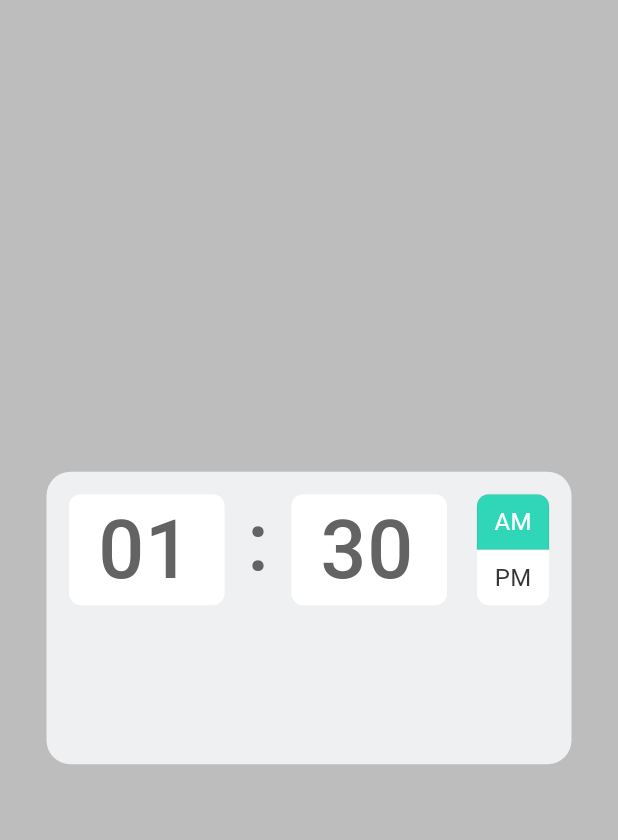
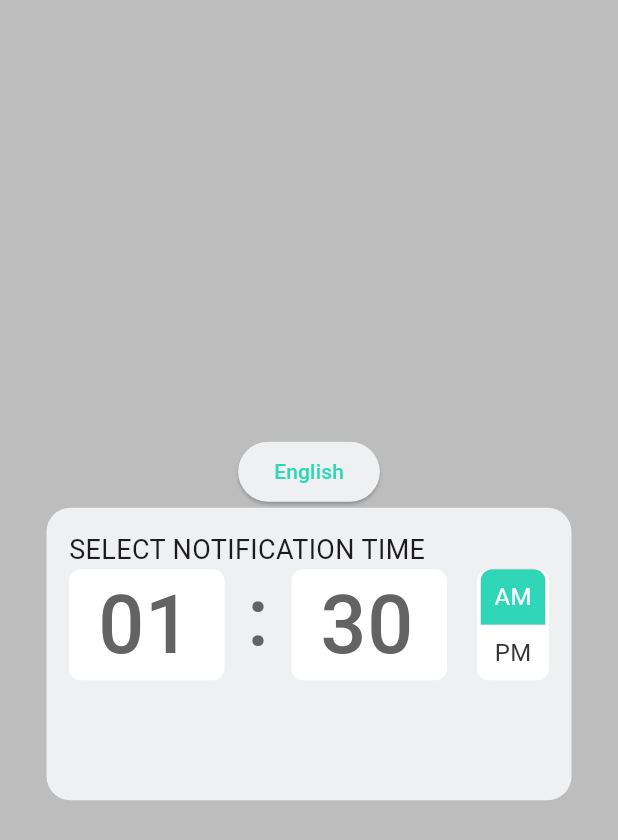
Before and after one commit to Alexrospersonal/flutter_todo_project, a Flutter app: the screen it shows after launch, on a phone screen of 412 x 824 dp. Shown: the top 840 px of the screen. Run offline on Flutter 3.47's test engine with Material 3 defaults, Android fonts, the phone set to English and light mode, and no system bars; our stand-ins replace flutter_riverpod, isar, table_calendar; accounts and stored records are empty; generated files the repository leaves out were written again; Roboto replaces fonts that are missing (Fixel); project files that could hold a hidden picture were left out.

Commit message:
Add localization to time picker

```diff
--- /dev/null
+++ b/lib/domain/state/lang_state.dart
@@ -0,0 +1,13 @@
+import 'dart:ui';
+
+import 'package:flutter_riverpod/flutter_riverpod.dart';
+
+class LocaleNotifier extends StateNotifier<Locale> {
+  LocaleNotifier(super.state);
+
+  void setLocale(Locale locale) {
+    state = locale;
+  }
+}
+
+final localeProvider = StateProvider<Locale>((ref) => const Locale('en'));
--- /dev/null
+++ b/lib/l10n/intl_en.arb
@@ -0,0 +1,7 @@
+{
+  "@@locale": "en",
+  "timePickerTittle": "Select time",
+  "selectNotificationTime": "Select notification time",
+  "langName": "English",
+  "shorLangName": "En"
+}
--- /dev/null
+++ b/lib/l10n/intl_uk.arb
@@ -0,0 +1,7 @@
+{
+    "@@locale": "uk",
+    "timePickerTittle": "Виберіть час",
+    "selectNotificationTime": "Виберіть час сповіщення",
+    "langName": "Українська",
+    "shorLangName": "Укр"
+  }
--- a/lib/main.dart
+++ b/lib/main.dart
@@ -1,6 +1,9 @@
 import 'package:flutter/material.dart';
+import 'package:flutter_localizations/flutter_localizations.dart';
 import 'package:flutter_riverpod/flutter_riverpod.dart';
 import 'package:flutter_todo_project/data/services/db_service.dart';
+import 'package:flutter_todo_project/domain/state/lang_state.dart';
+import 'package:flutter_todo_project/generated/l10n.dart';
 import 'package:flutter_todo_project/presentation/generic_widgets/nested_time_picker/nested_time_picker.dart';
 import 'package:flutter_todo_project/presentation/screens/homepage.dart';
 import 'package:flutter_todo_project/presentation/styles/generic_styles.dart';
@@ -16,40 +19,86 @@ void main() async {
   );
 }
 
-class MainApp extends StatelessWidget {
+class MainApp extends ConsumerWidget {
   const MainApp({super.key});
 
   @override
-  Widget build(BuildContext context) {
+  Widget build(BuildContext context, WidgetRef ref) {
+    Locale currentLocale = ref.watch(localeProvider);
+
     return MaterialApp(
       title: "Планюсик",
+      localizationsDelegates: const [
+          S.delegate,
+          GlobalMaterialLocalizations.delegate,
+          GlobalWidgetsLocalizations.delegate,
+          GlobalCupertinoLocalizations.delegate,
+      ],
+      supportedLocales: S.delegate.supportedLocales,
+      locale: currentLocale, // uk - Ukrainian lang
       theme: lightTheme,
-      // theme: ThemeData(
-      //   colorScheme: ColorScheme.fromSeed(seedColor: const Color.fromARGB(255, 0, 255, 136))
-      // ),
+
       // home: const HomePage()
+      // TODO: Testing timepicker
+      home: const TimePickerTest()
+      );
+  }
+}
 
-      // TODO: Testing timepicker
-      home: Scaffold(
+
+class TimePickerTest extends ConsumerStatefulWidget {
+  const TimePickerTest({super.key});
+
+  @override
+  _TimePickerTestState createState() => _TimePickerTestState();
+}
+
+class _TimePickerTestState extends ConsumerState<TimePickerTest> {
+  // Це функція відповідає за зміну мови на початку запуску додатка
+  @override
+  void initState() {
+    super.initState();
+    WidgetsBinding.instance.addPostFrameCallback((_) {
+      final systemLocale = View.of(context).platformDispatcher.locale;
+      ref.read(localeProvider.notifier).state = systemLocale;
+    });
+  }
+
+  @override
+  Widget build(BuildContext context) {
+    Locale locale = Localizations.localeOf(context);
+
+    return Scaffold(
       backgroundColor: Colors.grey[400],
       body: Center(
-          child: Container(
+        child: Column(
+          mainAxisAlignment: MainAxisAlignment.center,
+          children: [
+            ElevatedButton(
+              onPressed: () {
+                Locale newLocale = locale.languageCode == 'en' ? const Locale('uk') : const Locale('en');
+                ref.read(localeProvider.notifier).state = newLocale;
+              },
+              child: Text(S.of(context).langName)
+            ),
+            Container(
               width: 350,
               height: 195,
               padding: const EdgeInsets.all(cardPadding),
               decoration: outerCardStyle,
               child: NestedTimePicker(
+                title: S.of(context).selectNotificationTime,
                 initialDate: DateTime.now(),
                 getTime: (TimeOfDay? time) {
                   if (time != null) {
-                print("Time: $time");
+                    // print("Time: $time");
                   }
                 },
-            // title: "налаштування часу",
               ),
             ),
+          ],
         ),
-      )
+      ),
     );
   }
 }
--- a/lib/presentation/generic_widgets/nested_time_picker/nested_time_picker.dart
+++ b/lib/presentation/generic_widgets/nested_time_picker/nested_time_picker.dart
@@ -189,17 +189,23 @@ class _NestedAmPmToggleState extends State<NestedAmPmToggle> {
             widget.callback(index);
           },
           children: const [
-          Center(
+          SizedBox(
+            width: 43,
+            child: Center(
               child: Text(
                 "AM",
                 style: regularButtonTextStyle
                 )
             ),
-          Center(
+          ),
+          SizedBox(
+            width: 43,
+            child: Center(
               child: Text(
                 "PM",
                 style: regularButtonTextStyle,
               )
+            ),
           ),
         ],
         ),
--- a/lib/presentation/styles/theme_styles.dart
+++ b/lib/presentation/styles/theme_styles.dart
@@ -47,8 +47,9 @@ final ThemeData lightTheme = ThemeData.light().copyWith(
   toggleButtonsTheme: ToggleButtonsThemeData(
     borderRadius: BorderRadius.circular(mediumBorderRadius),
     constraints: const BoxConstraints(
-      maxWidth: 43,
-      maxHeight: 80
+      // minWidth: 43,
+      // maxWidth: 43,
+      // maxHeight: 80
     ),
     selectedColor: inputBackgroundColor,
     fillColor: primaryColor,
```
Also changed, not shown: pubspec.yaml (+7 -3 lines), assets/fonts/Montserrat-Regular.ttf (deleted), assets/fonts/Montserrat-SemiBold.ttf (deleted), lib/generated/intl/messages_all.dart (added), lib/generated/intl/messages_en.dart (added), lib/generated/intl/messages_uk.dart (added), lib/generated/l10n.dart (added), pubspec.lock. Lines whose indentation alone changed are shown as unchanged.
